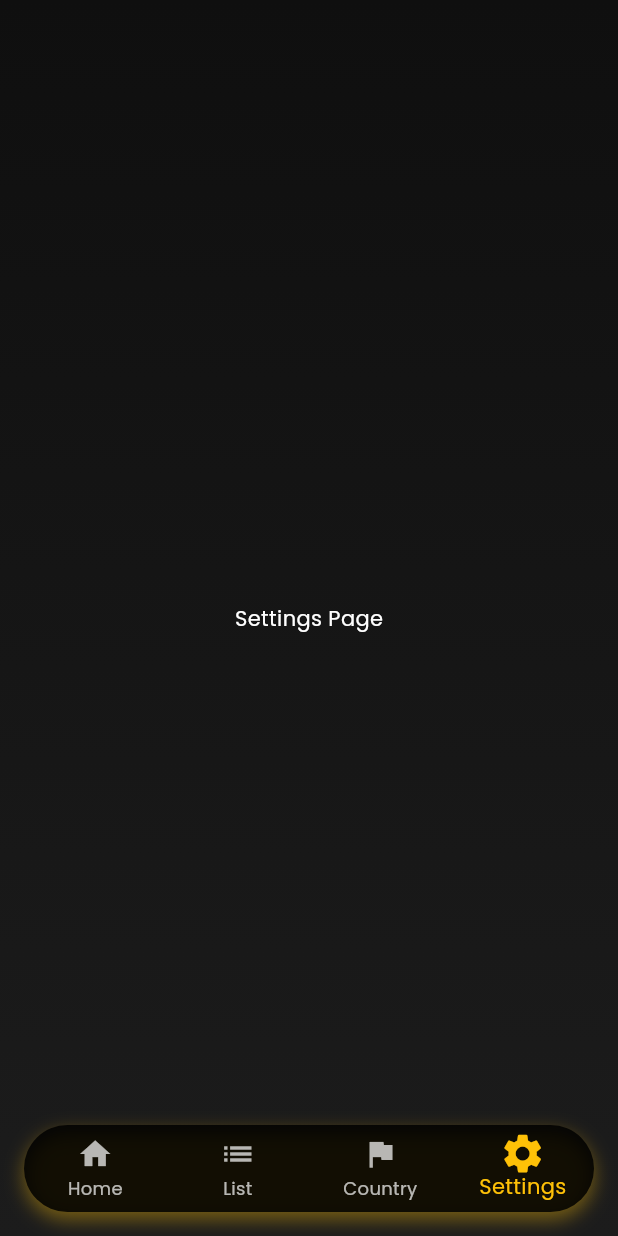
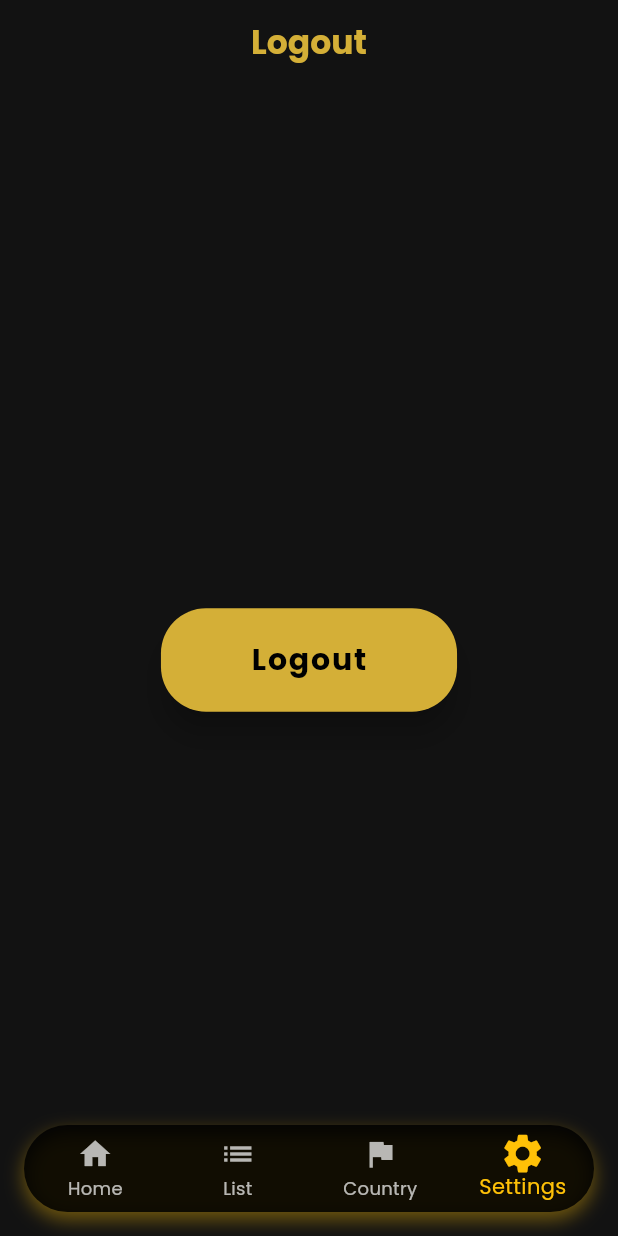
Before and after one commit to akshayp1122/glau_app, a Flutter app: the MainScreen screen opened directly, item 4 of the bottom bar chosen, on a phone screen of 412 x 824 dp. Run offline on Flutter 3.47's test engine with Material 3 defaults, Android fonts, the phone set to English and light mode, and no system bars; our stand-ins replace equatable, flutter_bloc; network calls fail.

Commit message:
country dropdown and logout page, login colour change

```diff
--- /dev/null
+++ b/lib/logout_page.dart
@@ -0,0 +1,56 @@
+import 'package:flutter/material.dart';
+import 'login_page.dart';
+
+class LogoutPage extends StatelessWidget {
+  const LogoutPage({super.key});
+
+  void _logout(BuildContext context) {
+
+    Navigator.pushAndRemoveUntil(
+      context,
+      MaterialPageRoute(builder: (_) => const LoginPage()),
+      (route) => false,
+    );
+  }
+
+  @override
+  Widget build(BuildContext context) {
+    return Scaffold(
+      backgroundColor: const Color(0xFF121212),
+      appBar: AppBar(
+        backgroundColor: const Color(0xFF121212),
+        elevation: 0,
+        title: const Text(
+          "Logout",
+          style: TextStyle(
+            color: Color(0xFFD4AF37),
+            fontWeight: FontWeight.bold,
+          ),
+        ),
+        centerTitle: true,
+      ),
+      body: Center(
+        child: ElevatedButton(
+          onPressed: () => _logout(context),
+          style: ElevatedButton.styleFrom(
+            backgroundColor: const Color(0xFFD4AF37),
+            foregroundColor: Colors.black,
+            padding: const EdgeInsets.symmetric(horizontal: 60, vertical: 20),
+            shape: RoundedRectangleBorder(
+              borderRadius: BorderRadius.circular(30),
+            ),
+            elevation: 8,
+          ),
+          child: const Text(
+            "Logout",
+            style: TextStyle(
+              fontSize: 20,
+              fontWeight: FontWeight.bold,
+              letterSpacing: 1.2,
+            ),
+          ),
+        ),
+      ),
+    );
+  }
+}
--- a/lib/main_screen.dart
+++ b/lib/main_screen.dart
@@ -1,4 +1,6 @@
 import 'package:flutter/material.dart';
+import 'package:glaube_app/country_page.dart';
+import 'package:glaube_app/logout_page.dart';
 import 'package:glaube_app/photolist_page.dart';
 import 'home_page.dart';
 
@@ -15,8 +17,8 @@ class _MainScreenState extends State<MainScreen> {
   final List<Widget> _pages = const [
     HomePage(),
     PhotoListPage(),
-    Center(child: Text("Country Page", style: TextStyle(color: Colors.white))),
-    Center(child: Text("Settings Page", style: TextStyle(color: Colors.white))),
+    CountryPage(),
+    LogoutPage(),
   ];
 
   @override
```
Also changed, not shown: lib/blocs/country_bloc/country_bloc.dart (added, +27 -0 lines), lib/blocs/country_bloc/country_event.dart (added, +16 -0 lines), lib/blocs/country_bloc/country_state.dart (added, +25 -0 lines), lib/country_page.dart (added, +112 -0 lines), lib/login_page.dart (+6 -5 lines), lib/repository/country_repository.dart (added, +23 -0 lines).
